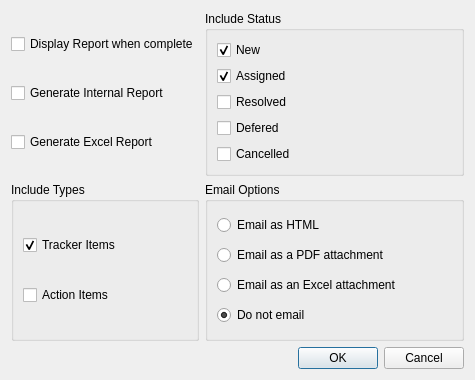
Old version of the form plugins/includes/dialogTrackerRptOptions.ui in the repository kestermckinney/ProjectNotes.
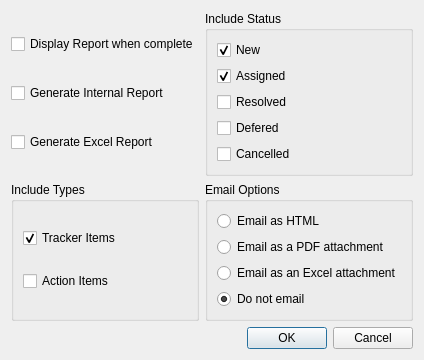
New version of the form.

```diff
--- a/plugins/includes/dialogTrackerRptOptions.ui
+++ b/plugins/includes/dialogTrackerRptOptions.ui
@@ -6,8 +6,8 @@
    <rect>
     <x>0</x>
     <y>0</y>
-    <width>475</width>
-    <height>380</height>
+    <width>375</width>
+    <height>280</height>
    </rect>
   </property>
   <property name="windowTitle">
```
Left out of the diff: 2 changed lines with no effect on the pictures.
